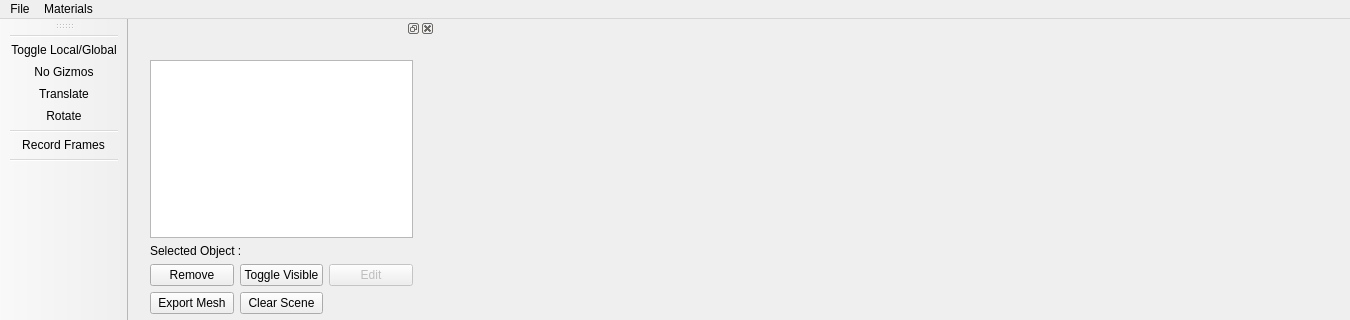
Old version of the form Applications/MainApplication/Gui/ui/MainWindow.ui in the repository STORM-IRIT/Radium-Engine; both pictures show x 0 to 1350 and y 0 to 320 of the 1350 by 804 pixel window.
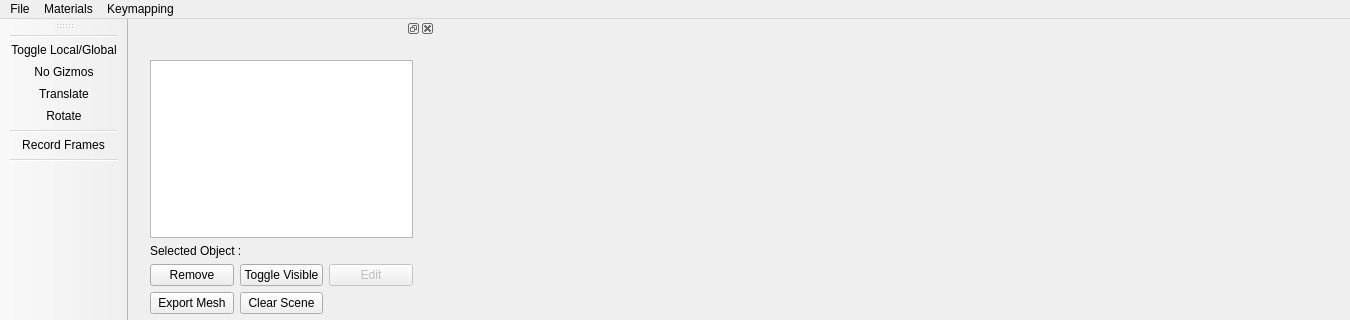
New version of the form. Icons and pictures are not drawn. Custom widgets are drawn as their Qt base class.

Commit message: Added KeyMapping's buttons in MainApplication's interface

What changed in the file:
```diff
--- a/Applications/MainApplication/Gui/ui/MainWindow.ui
+++ b/Applications/MainApplication/Gui/ui/MainWindow.ui
@@ -61,8 +61,17 @@
     <addaction name="actionReload_Shaders"/>
     <addaction name="actionOpen_Material_Editor"/>
    </widget>
+   <widget class="QMenu" name="menuKeymapping">
+    <property name="title">
+     <string>Keymapping</string>
+    </property>
+    <addaction name="actionReload_configuration"/>
+    <addaction name="separator"/>
+    <addaction name="actionLoad_configuration_file"/>
+   </widget>
    <addaction name="menuFILE"/>
    <addaction name="menuMisc"/>
+   <addaction name="menuKeymapping"/>
   </widget>
   <widget class="QDockWidget" name="dockWidget">
    <attribute name="dockWidgetArea">
```
Left out of the diff: 18 changed lines with no effect on the pictures. The commit also changes 2 other files.
